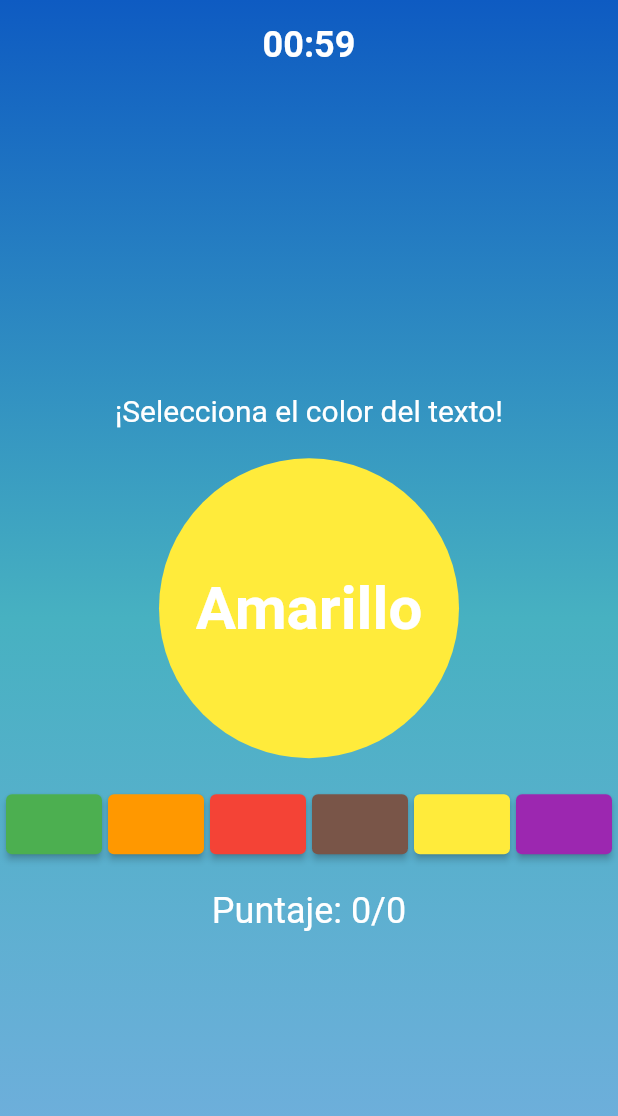
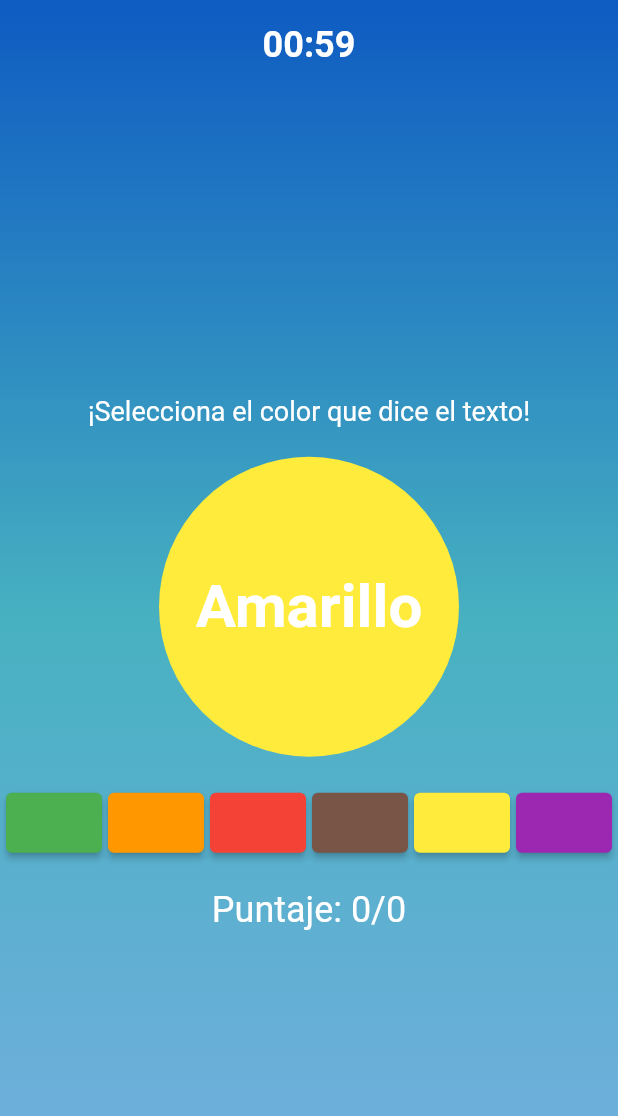
Before and after one commit to sdsuarez/MTA-TG, a Flutter app: the StroopGamePage screen opened directly, on a phone screen of 412 x 824 dp. Shown: the top 1116 px of the screen. Run offline on Flutter 3.47's test engine with Material 2 defaults, Android fonts, the phone set to English and light mode, and no system bars; our stand-ins replace audioplayers, cloud_firestore, firebase_auth, firebase_core, flutter_screenutil, flutter_spinkit and 7 more; accounts and stored records are empty.

Commit message:
Update words_association_game_screen.dart
Cambio label

```diff
--- a/lib/screens/Games/words_association_game_screen.dart
+++ b/lib/screens/Games/words_association_game_screen.dart
@@ -204,9 +204,9 @@ class _StroopGamePageState extends State<StroopGamePage> {
                               mainAxisAlignment: MainAxisAlignment.center,
                               children: <Widget>[
                                 const Text(
-                                  '¡Selecciona el color del texto!',
+                                  '¡Selecciona el color que dice el texto!',
                                   style: TextStyle(
-                                    fontSize: 20.0,
+                                    fontSize: 18.0,
                                     color: Colors.white,
                                   ),
                                   textAlign: TextAlign.center,
```
